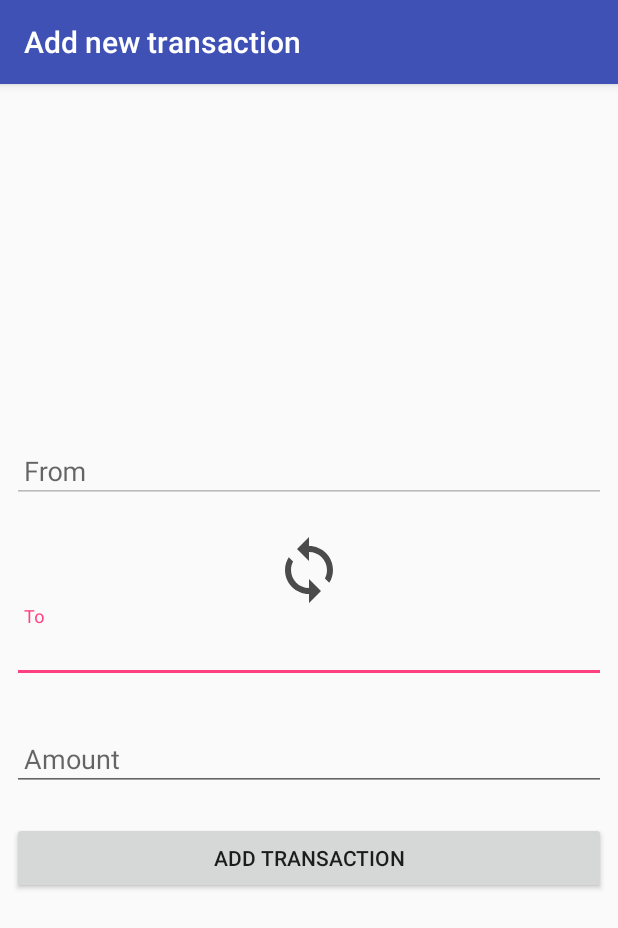
After one commit to mateuszpp/wspolne_rozliczanie_wydatkow, an Android app: the AddTransactionActivity screen opened directly, with no data from a screen before it, on a phone screen of 412 x 824 dp. The commit adds this screen. Shown: the top 928 px of the screen. Run offline under Robolectric (Android 15) with nearby library versions, the phone set to English and light mode, and no system bars; our stand-ins replace data binding; network calls fail; pictures from the network do not load; 1 statement that could not run was skipped.

Commit message:
Added UI for new transaction adding

```diff
--- a/IoucashAndroid/app/src/main/AndroidManifest.xml
+++ b/IoucashAndroid/app/src/main/AndroidManifest.xml
@@ -33,6 +33,11 @@
 			android:name=".activity.MainActivity"
 			android:exported="false"
 			android:launchMode="singleTask"/>
+		<activity
+			android:name=".activity.AddTransactionActivity"
+			android:exported="false"
+			android:label="@string/addTransactionTitle"
+			android:launchMode="singleTask"/>
 
 	</application>
 
--- /dev/null
+++ b/IoucashAndroid/app/src/main/java/com/aproteam/ioucash/activity/AddTransactionActivity.java
@@ -0,0 +1,55 @@
+package com.aproteam.ioucash.activity;
+
+import android.graphics.Color;
+import android.widget.ArrayAdapter;
+import android.widget.AutoCompleteTextView;
+
+import androidx.databinding.DataBindingUtil;
+import androidx.lifecycle.ViewModelProvider;
+
+import com.aproteam.ioucash.R;
+import com.aproteam.ioucash.databinding.ActivityAddTransactionBinding;
+import com.aproteam.ioucash.model.Transaction;
+import com.aproteam.ioucash.model.User;
+import com.aproteam.ioucash.viewmodel.AddTransactionViewModel;
+
+public class AddTransactionActivity extends BaseActivity implements AddTransactionViewModel.AddTransactionListener {
+
+	ActivityAddTransactionBinding binding;
+
+	@Override
+	public void createUI() {
+		binding = DataBindingUtil.setContentView(this, R.layout.activity_add_transaction);
+		AddTransactionViewModel viewModel = new ViewModelProvider(this).get(AddTransactionViewModel.class);
+		viewModel.setActivity(this);
+		binding.setViewModel(viewModel);
+		binding.setLifecycleOwner(this);
+		viewModel.setLoginListener(this);
+		viewModel.directionFromMe.observe(this, directionFromMe -> {
+			binding.senderEditText.setEnabled(!directionFromMe);
+			binding.receiverEditText.setEnabled(directionFromMe);
+			AutoCompleteTextView selected = directionFromMe ? binding.receiverEditText : binding.senderEditText;
+			openIME(selected);
+			selected.setSelection(selected.length());
+		});
+
+		viewModel.loadUsers();
+		viewModel.users.observe(this, users -> {
+			ArrayAdapter<User> adapter = new ArrayAdapter<>(this, android.R.layout.simple_selectable_list_item, users);
+			binding.senderEditText.setAdapter(adapter);
+			binding.receiverEditText.setAdapter(adapter);
+		});
+		binding.senderEditText.setThreshold(1);//will start working from first character
+		binding.receiverEditText.setThreshold(1);//will start working from first character
+	}
+
+	@Override
+	public boolean shouldShowBackButton() {
+		return false;
+	}
+
+	@Override
+	public void onAddSuccess(Transaction transaction) {
+	}
+
+}
--- a/IoucashAndroid/app/src/main/java/com/aproteam/ioucash/activity/MainActivity.java
+++ b/IoucashAndroid/app/src/main/java/com/aproteam/ioucash/activity/MainActivity.java
@@ -100,7 +100,7 @@ public class MainActivity extends BaseActivity implements MainViewModel.MainMode
 
 	@Override
 	public void onAddTransaction() {
-
+		startActivity(new Intent(this, AddTransactionActivity.class));
 	}
 
 }
--- a/IoucashAndroid/app/src/main/java/com/aproteam/ioucash/api/ApiRepository.java
+++ b/IoucashAndroid/app/src/main/java/com/aproteam/ioucash/api/ApiRepository.java
@@ -203,4 +203,21 @@ public class ApiRepository {
         return data;
     }
 
+    public LiveData<List<User>> getUsers() {
+        MutableLiveData<List<User>> data = new MutableLiveData<>();
+        apiService.getUsers().enqueue(new Callback<List<User>>() {
+            @Override
+            public void onResponse(@NonNull Call<List<User>> call, @NonNull Response<List<User>> response) {
+                data.postValue(response.body());
+            }
+
+            @Override
+            public void onFailure(@NonNull Call<List<User>> call, @NonNull Throwable t) {
+                data.postValue(null);
+                t.printStackTrace();
+            }
+        });
+        return data;
+    }
+
 }
--- a/IoucashAndroid/app/src/main/java/com/aproteam/ioucash/api/IouCashService.java
+++ b/IoucashAndroid/app/src/main/java/com/aproteam/ioucash/api/IouCashService.java
@@ -19,6 +19,9 @@ import retrofit2.http.Path;
 import retrofit2.http.Query;
 
 public interface IouCashService {
+
+	@GET("/users")
+	Call<List<User>> getUsers();
 
 	@POST("/users/remove/{name}")
 	Call<Object> removeUser(@Path("name") String username);
--- a/IoucashAndroid/app/src/main/java/com/aproteam/ioucash/model/User.java
+++ b/IoucashAndroid/app/src/main/java/com/aproteam/ioucash/model/User.java
@@ -1,4 +1,6 @@
 package com.aproteam.ioucash.model;
+
+import androidx.annotation.NonNull;
 
 public class User extends ResponseErrorInfo {
 
@@ -9,5 +11,9 @@ public class User extends ResponseErrorInfo {
 	public double balance;
 	public int id;
 
-
+	@NonNull
+	@Override
+	public String toString() {
+		return username;
+	}
 }
--- /dev/null
+++ b/IoucashAndroid/app/src/main/java/com/aproteam/ioucash/viewmodel/AddTransactionViewModel.java
@@ -0,0 +1,111 @@
+package com.aproteam.ioucash.viewmodel;
+
+import android.annotation.SuppressLint;
+import android.util.Log;
+import android.view.View;
+
+import androidx.lifecycle.MutableLiveData;
+import androidx.lifecycle.Observer;
+import androidx.lifecycle.ViewModel;
+
+import com.aproteam.ioucash.R;
+import com.aproteam.ioucash.activity.BaseActivity;
+import com.aproteam.ioucash.api.ApiRepository;
+import com.aproteam.ioucash.model.Transaction;
+import com.aproteam.ioucash.model.User;
+
+import java.util.List;
+
+@SuppressLint("StaticFieldLeak")
+public class AddTransactionViewModel extends ViewModel {
+
+	public MutableLiveData<String> senderError = new MutableLiveData<>();
+	public MutableLiveData<String> receiverError = new MutableLiveData<>();
+
+	public MutableLiveData<String> senderName = new MutableLiveData<>();
+	public MutableLiveData<String> receiverName = new MutableLiveData<>();
+	public MutableLiveData<String> amount = new MutableLiveData<>();
+	public MutableLiveData<Boolean> directionFromMe = new MutableLiveData<>(true);
+	public MutableLiveData<List<User>> users = new MutableLiveData<>();
+	public MutableLiveData<Integer> busy = new MutableLiveData<>(View.GONE);
+	private final ApiRepository repository;
+
+	private BaseActivity activity;
+	private AddTransactionListener addTransactionListener;
+	private final Observer<User> userObserver = userResponse -> {
+		busy.setValue(View.GONE);
+		if (userResponse != null) {
+			//if (addTransactionListener != null)
+			//	addTransactionListener.onAddSuccess(userResponse);
+			receiverError.setValue(null);
+			senderError.setValue(null);
+		} else {
+			receiverError.setValue(activity.getString(R.string.errorUserPasswordIncorrect));
+			senderError.setValue(activity.getString(R.string.errorUserPasswordIncorrect));
+		}
+	};
+
+	public AddTransactionViewModel() {
+		repository = new ApiRepository();
+	}
+
+	public void setActivity(BaseActivity activity) {
+		this.activity = activity;
+		senderName.setValue(activity.getSessionManager().readUserData().username);
+	}
+
+	public void setLoginListener(AddTransactionListener addTransactionListener) {
+		this.addTransactionListener = addTransactionListener;
+	}
+
+	public void loadUsers() {
+		busy.setValue(View.VISIBLE);
+		repository.getUsers().observe(activity, users -> {
+			if (users != null)
+				this.users.postValue(users);
+			busy.setValue(View.GONE);
+		});
+	}
+
+	/** @noinspection DataFlowIssue*/
+	public void onReverseOrderClicked() {
+		String sender = senderName.getValue();
+		String receiver = receiverName.getValue();
+		senderName.postValue(receiver);
+		receiverName.postValue(sender);
+		directionFromMe.postValue(!directionFromMe.getValue());
+	}
+
+	public void onAddTransactionClicked() {
+		if (checkIfFieldsEmpty())
+			return;
+		busy.setValue(View.VISIBLE);
+		repository.login(senderName.getValue(), receiverName.getValue()).observe(activity, userObserver);
+	}
+
+	public boolean checkIfFieldsEmpty() {
+		boolean empty = false;
+		if (senderName.getValue() == null || senderName.getValue().isEmpty()) {
+			empty = true;
+			receiverError.setValue(activity.getString(R.string.errorPleaseFillAllFields));
+		} else {
+			receiverError.setValue(null);
+		}
+		if (receiverName.getValue() == null || receiverName.getValue().isEmpty()) {
+			empty = true;
+			senderError.setValue(activity.getString(R.string.errorPleaseFillAllFields));
+		} else {
+			senderError.setValue(null);
+		}
+		return empty;
+	}
+
+	public MutableLiveData<Integer> getBusy() {
+		return busy;
+	}
+
+	public interface AddTransactionListener {
+		void onAddSuccess(Transaction transaction);
+	}
+
+}
--- a/IoucashAndroid/app/src/main/java/com/aproteam/ioucash/viewmodel/MainViewModel.java
+++ b/IoucashAndroid/app/src/main/java/com/aproteam/ioucash/viewmodel/MainViewModel.java
@@ -20,14 +20,12 @@ public class MainViewModel extends ViewModel {
 	private BaseActivity activity;
 	private MainModelCallback callback;
 
-	public MutableLiveData<List<Transaction>> transactionsDataBySender;
-	public MutableLiveData<List<Transaction>> transactionsDataByReceiver;
+	public MutableLiveData<List<Transaction>> transactionsDataBySender = new MutableLiveData<>();
+	public MutableLiveData<List<Transaction>> transactionsDataByReceiver = new MutableLiveData<>();
 	public MutableLiveData<Boolean> busy = new MutableLiveData<>(false);
 
 	public MainViewModel() {
 		repository = new ApiRepository();
-		transactionsDataBySender = new MutableLiveData<>();
-		transactionsDataByReceiver = new MutableLiveData<>();
 	}
 
 	public void setActivity(BaseActivity activity) {
@@ -40,12 +38,13 @@ public class MainViewModel extends ViewModel {
 		repository.getTransactionsByReceiver(params).observe(activity, transactions -> {
 			if (transactions != null)
 				transactionsDataByReceiver.postValue(transactions);
+			busy.setValue(false);
 		});
 		repository.getTransactionsBySender(params).observe(activity, transactions -> {
 			if (transactions != null)
 				transactionsDataBySender.postValue(transactions);
+			busy.setValue(false);
 		});
-		busy.setValue(false);
 	}
 
 	public MutableLiveData<List<Transaction>> getTransactionsBySender() {
--- /dev/null
+++ b/IoucashAndroid/app/src/main/res/drawable-anydpi/ic_reverse.xml
@@ -0,0 +1,11 @@
+<vector xmlns:android="http://schemas.android.com/apk/res/android"
+    android:width="24dp"
+    android:height="24dp"
+    android:viewportWidth="24"
+    android:viewportHeight="24"
+    android:tint="#FFFFFF"
+    android:alpha="0.8">
+  <path
+      android:fillColor="@android:color/white"
+      android:pathData="M12,4L12,1L8,5l4,4L12,6c3.31,0 6,2.69 6,6 0,1.01 -0.25,1.97 -0.7,2.8l1.46,1.46C19.54,15.03 20,13.57 20,12c0,-4.42 -3.58,-8 -8,-8zM12,18c-3.31,0 -6,-2.69 -6,-6 0,-1.01 0.25,-1.97 0.7,-2.8L5.24,7.74C4.46,8.97 4,10.43 4,12c0,4.42 3.58,8 8,8v3l4,-4 -4,-4v3z"/>
+</vector>
--- /dev/null
+++ b/IoucashAndroid/app/src/main/res/layout/activity_add_transaction.xml
@@ -0,0 +1,109 @@
+<layout xmlns:android="http://schemas.android.com/apk/res/android"
+	xmlns:app="http://schemas.android.com/apk/res-auto"
+	xmlns:tools="http://schemas.android.com/tools"
+	tools:ignore="Autofill">
+
+	<data>
+
+		<variable
+			name="viewModel"
+			type="com.aproteam.ioucash.viewmodel.AddTransactionViewModel"/>
+
+	</data>
+
+	<ScrollView
+		android:id="@+id/root"
+		android:layout_width="match_parent"
+		android:layout_height="match_parent"
+		android:overScrollMode="never">
+
+		<LinearLayout
+			android:layout_width="match_parent"
+			android:layout_height="wrap_content"
+			android:layout_gravity="center"
+			android:layout_margin="8dp"
+			android:orientation="vertical">
+
+			<com.google.android.material.textfield.TextInputLayout
+				android:layout_width="match_parent"
+				android:layout_height="wrap_content"
+				app:error="@{viewModel.senderError}"
+				app:errorEnabled="true">
+
+				<AutoCompleteTextView
+					android:id="@+id/senderEditText"
+					android:layout_width="match_parent"
+					android:layout_height="wrap_content"
+					android:hint="@string/from"
+					android:inputType="text"
+					android:padding="8dp"
+					android:text="@={viewModel.senderName}"/>
+
+			</com.google.android.material.textfield.TextInputLayout>
+
+			<ImageView
+				android:id="@+id/reverseOrder"
+				android:layout_width="48dp"
+				android:layout_height="48dp"
+				android:layout_gravity="center_horizontal"
+				android:adjustViewBounds="true"
+				android:contentDescription="@string/appName"
+				android:onClick="@{()-> viewModel.onReverseOrderClicked()}"
+				android:src="@drawable/ic_reverse"
+				app:tint="?android:attr/textColorPrimary"/>
+
+			<com.google.android.material.textfield.TextInputLayout
+				android:layout_width="match_parent"
+				android:layout_height="wrap_content"
+				app:error="@{viewModel.receiverError}"
+				app:errorEnabled="true">
+
+				<AutoCompleteTextView
+					android:id="@+id/receiverEditText"
+					android:layout_width="match_parent"
+					android:layout_height="wrap_content"
+					android:hint="@string/to"
+					android:inputType="text"
+					android:padding="8dp"
+					android:text="@={viewModel.receiverName}"/>
+
+			</com.google.android.material.textfield.TextInputLayout>
+
+			<com.google.android.material.textfield.TextInputLayout
+				android:layout_width="match_parent"
+				android:layout_height="wrap_content"
+				app:error="@{viewModel.receiverError}"
+				app:errorEnabled="true">
+
+				<com.google.android.material.textfield.TextInputEditText
+					android:id="@+id/amountEditText"
+					android:layout_width="match_parent"
+					android:layout_height="wrap_content"
+					android:hint="@string/amount"
+					android:inputType="numberDecimal"
+					android:padding="8dp"
+					android:text="@={viewModel.amount}"/>
+
+			</com.google.android.material.textfield.TextInputLayout>
+
+			<Button
+				android:id="@+id/addTransactionButton"
+				android:layout_width="match_parent"
+				android:layout_height="wrap_content"
+				android:onClick="@{()-> viewModel.onAddTransactionClicked()}"
+				android:text="@string/addTransaction"/>
+
+			<ProgressBar
+				android:id="@+id/progressBar"
+				style="?android:attr/progressBarStyleLarge"
+				android:layout_width="wrap_content"
+				android:layout_height="wrap_content"
+				android:layout_gravity="center_horizontal"
+				android:layout_marginTop="8dp"
+				android:visibility="@{viewModel.busy}"/>
+
+		</LinearLayout>
+
+	</ScrollView>
+
+</layout>
--- a/IoucashAndroid/app/src/main/res/values/strings.xml
+++ b/IoucashAndroid/app/src/main/res/values/strings.xml
@@ -13,6 +13,12 @@
 	<string name="errorUserPasswordIncorrect">Either username or password is incorrect</string>
 	<string name="errorUnknown">An error occurred</string>
 
+	<string name="addTransactionTitle">Add new transaction</string>
+	<string name="from">From</string>
+	<string name="to">To</string>
+	<string name="amount">Amount</string>
+	<string name="addTransaction">Add transaction</string>
+
 	<string name="transactionTitle">%s -> %s</string>
 	<string name="transactionAmount">%.2f$</string>
 
```
Also changed, not shown: IoucashAndroid/app/src/main/res/drawable-hdpi/ic_reverse.png (added), IoucashAndroid/app/src/main/res/drawable-mdpi/ic_reverse.png (added), IoucashAndroid/app/src/main/res/drawable-xhdpi/ic_reverse.png (added), IoucashAndroid/app/src/main/res/drawable-xxhdpi/ic_reverse.png (added).
